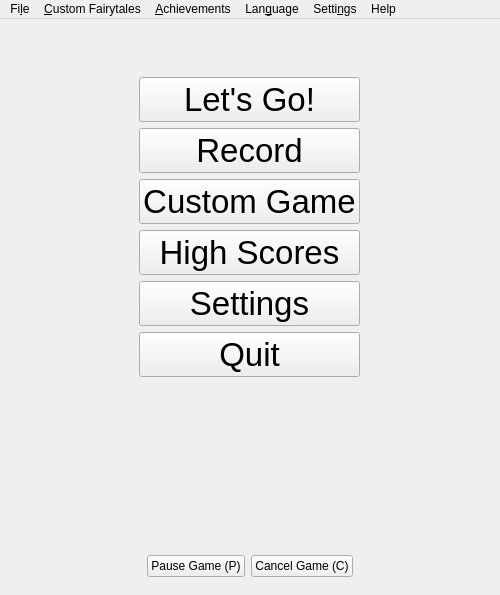
This is ui/mainwindow.ui in tdauth/gustavsfairyland as Qt 5 draws it before an edit. The edited form follows.
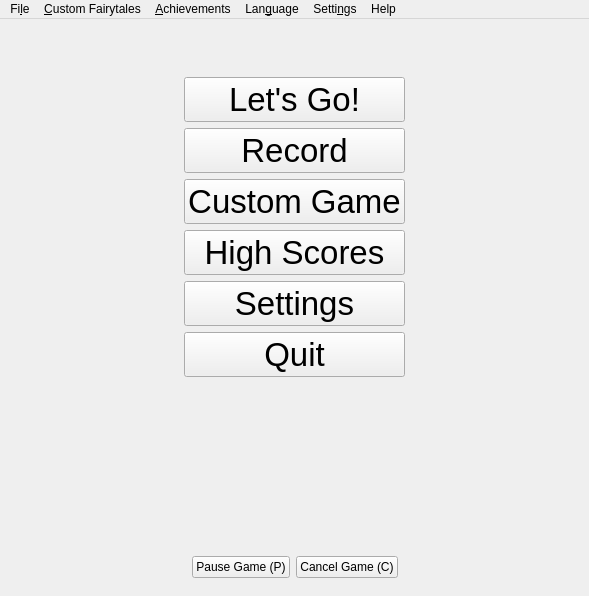
This is the edited form. Icons and pictures are not drawn.

Commit message: Improved user interface

Patch:
```diff
--- a/ui/mainwindow.ui
+++ b/ui/mainwindow.ui
@@ -6,8 +6,8 @@
    <rect>
     <x>0</x>
     <y>0</y>
-    <width>500</width>
-    <height>595</height>
+    <width>589</width>
+    <height>596</height>
    </rect>
   </property>
   <property name="sizePolicy">
@@ -383,7 +383,7 @@
     <rect>
      <x>0</x>
      <y>0</y>
-     <width>500</width>
+     <width>589</width>
      <height>27</height>
     </rect>
    </property>
```
Left out of the diff: 8 changed lines with no effect on the pictures. The commit also changes 2 other files.
